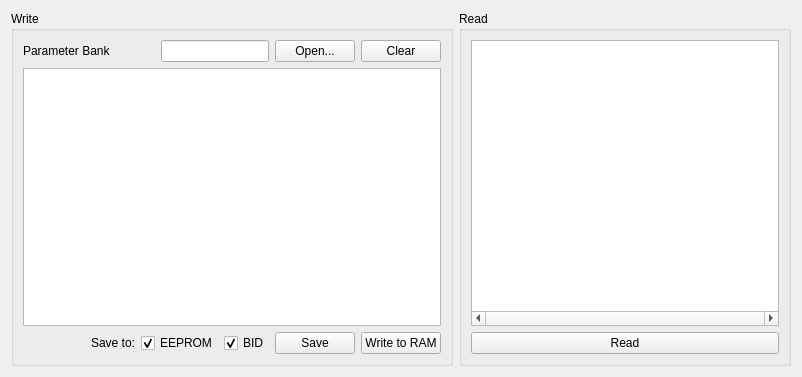
Old version of the form src/ui/param.ui in the repository cnpem-emi/pemi.
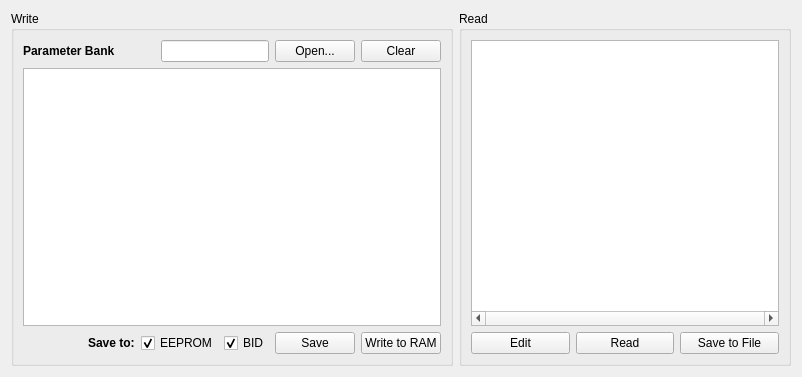
New version of the form. Icons and pictures are not drawn.

What changed in the file:
```diff
--- a/src/ui/param.ui
+++ b/src/ui/param.ui
@@ -40,6 +40,12 @@
         </item>
         <item>
          <widget class="QLabel" name="label_3">
+          <property name="font">
+           <font>
+            <weight>75</weight>
+            <bold>true</bold>
+           </font>
+          </property>
           <property name="text">
            <string>Save to:</string>
           </property>
@@ -110,6 +116,12 @@
       </item>
       <item row="0" column="0">
        <widget class="QLabel" name="label">
+        <property name="font">
+         <font>
+          <weight>75</weight>
+          <bold>true</bold>
+         </font>
+        </property>
         <property name="text">
          <string>Parameter Bank</string>
         </property>
@@ -145,7 +157,40 @@
       <string>Read</string>
      </property>
      <layout class="QGridLayout" name="gridLayout_3">
-      <item row="0" column="0">
+      <item row="1" column="2">
+       <widget class="QPushButton" name="saveFileButton">
+        <property name="text">
+         <string>Save to File</string>
+        </property>
+        <property name="icon">
+         <iconset>
+          <normaloff>res/content-save.png</normaloff>res/content-save.png</iconset>
+        </property>
+       </widget>
+      </item>
+      <item row="1" column="1">
+       <widget class="QPushButton" name="refreshButton">
+        <property name="text">
+         <string>Read</string>
+        </property>
+        <property name="icon">
+         <iconset>
+          <normaloff>res/refresh.png</normaloff>res/refresh.png</iconset>
+        </property>
+       </widget>
+      </item>
+      <item row="1" column="0">
+       <widget class="QPushButton" name="editButton">
+        <property name="text">
+         <string>Edit</string>
+        </property>
+        <property name="icon">
+         <iconset>
+          <normaloff>res/arrow-collapse-left.png</normaloff>res/arrow-collapse-left.png</iconset>
+        </property>
+       </widget>
+      </item>
+      <item row="0" column="0" colspan="3">
        <widget class="QTableView" name="paramsTable">
         <property name="font">
          <font>
@@ -178,17 +223,6 @@
         </attribute>
        </widget>
       </item>
-      <item row="1" column="0">
-       <widget class="QPushButton" name="refreshButton">
-        <property name="text">
-         <string>Read</string>
-        </property>
-        <property name="icon">
-         <iconset>
-          <normaloff>res/refresh.png</normaloff>res/refresh.png</iconset>
-        </property>
-       </widget>
-      </item>
      </layout>
     </widget>
    </item>
```
Left out of the diff: 4 changed lines with no effect on the pictures.
